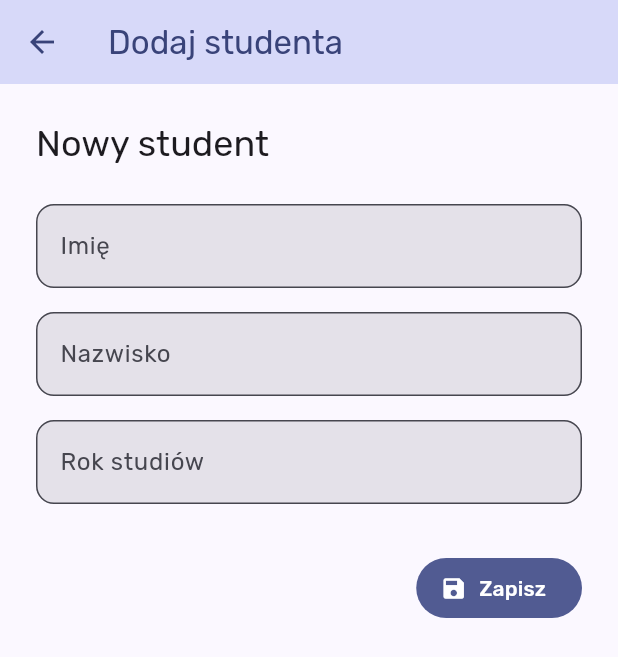
After one commit to Niewiaro/flutter_sqlite, a Flutter app: the screen it shows after launch, after a tap on the "add" icon, on a phone screen of 412 x 824 dp. The commit adds this screen. Shown: the top 657 px of the screen. Run offline on Flutter 3.47's test engine with Material 3 defaults, Android fonts, the phone set to English and light mode, and no system bars; our stand-ins replace google_fonts, sqflite; accounts and stored records are empty.

Commit message:
feat: add student

```diff
--- /dev/null
+++ b/lib/add_student.dart
@@ -0,0 +1,126 @@
+import 'package:flutter/material.dart';
+import 'package:flutter_sqlite/sql_management/database.dart';
+import 'package:flutter_sqlite/sql_management/model_students.dart';
+
+class AddStudentPage extends StatefulWidget {
+  const AddStudentPage({super.key});
+
+  @override
+  State<AddStudentPage> createState() => _AddStudentPageState();
+}
+
+class _AddStudentPageState extends State<AddStudentPage> {
+  final _formKey = GlobalKey<FormState>();
+  final TextEditingController _firstName = TextEditingController();
+  final TextEditingController _lastName = TextEditingController();
+  final TextEditingController _year = TextEditingController();
+
+  final DataBase handler = DataBase();
+
+  @override
+  @override
+  Widget build(BuildContext context) {
+    final colorScheme = Theme.of(context).colorScheme;
+    final textTheme = Theme.of(context).textTheme;
+
+    return Scaffold(
+      appBar: AppBar(
+        title: const Text("Dodaj studenta"),
+        backgroundColor: colorScheme.primaryContainer,
+        foregroundColor: colorScheme.onPrimaryContainer,
+        elevation: 1,
+      ),
+      body: SingleChildScrollView(
+        padding: const EdgeInsets.all(24),
+        child: Form(
+          key: _formKey,
+          child: Column(
+            crossAxisAlignment: CrossAxisAlignment.start,
+            children: [
+              Text("Nowy student", style: textTheme.headlineSmall),
+              const SizedBox(height: 24),
+
+              // Imię
+              TextFormField(
+                controller: _firstName,
+                decoration: InputDecoration(
+                  labelText: "Imię",
+                  filled: true,
+                  border: OutlineInputBorder(
+                    borderRadius: BorderRadius.circular(12),
+                  ),
+                ),
+                validator:
+                    (value) =>
+                        value == null || value.isEmpty ? "Wpisz imię" : null,
+              ),
+              const SizedBox(height: 16),
+
+              // Nazwisko
+              TextFormField(
+                controller: _lastName,
+                decoration: InputDecoration(
+                  labelText: "Nazwisko",
+                  filled: true,
+                  border: OutlineInputBorder(
+                    borderRadius: BorderRadius.circular(12),
+                  ),
+                ),
+                validator:
+                    (value) =>
+                        value == null || value.isEmpty
+                            ? "Wpisz nazwisko"
+                            : null,
+              ),
+              const SizedBox(height: 16),
+
+              // Rok studiów
+              TextFormField(
+                controller: _year,
+                decoration: InputDecoration(
+                  labelText: "Rok studiów",
+                  filled: true,
+                  border: OutlineInputBorder(
+                    borderRadius: BorderRadius.circular(12),
+                  ),
+                ),
+                keyboardType: TextInputType.number,
+                validator: (value) {
+                  if (value == null || value.isEmpty) return "Wpisz rok";
+                  final year = int.tryParse(value);
+                  if (year == null || year < 1 || year > 5) {
+                    return "Podaj rok od 1 do 5";
+                  }
+                  return null;
+                },
+              ),
+              const SizedBox(height: 32),
+
+              // Przycisk Zapisz
+              Align(
+                alignment: Alignment.centerRight,
+                child: FilledButton.icon(
+                  onPressed: () async {
+                    if (_formKey.currentState!.validate()) {
+                      final student = Students(
+                        id: DateTime.now().millisecondsSinceEpoch,
+                        firstName: _firstName.text.trim(),
+                        lastName: _lastName.text.trim(),
+                        studentsYear: int.parse(_year.text),
+                      );
+
+                      await handler.insertStudents([student]);
+                      Navigator.pop(context, true);
+                    }
+                  },
+                  icon: const Icon(Icons.save),
+                  label: const Text("Zapisz"),
+                ),
+              ),
+            ],
+          ),
+        ),
+      ),
+    );
+  }
+}
--- a/lib/home.dart
+++ b/lib/home.dart
@@ -1,4 +1,5 @@
 import 'package:flutter/material.dart';
+import 'package:flutter_sqlite/add_student.dart';
 import 'package:flutter_sqlite/sql_management/database.dart';
 import 'package:flutter_sqlite/sql_management/model_students.dart';
 import 'package:provider/provider.dart';
@@ -191,6 +192,21 @@ class _MyHomePageState extends State<MyHomePage> {
           }
         },
       ),
+      floatingActionButton: FloatingActionButton(
+        onPressed: () async {
+          final result = await Navigator.push(
+            context,
+            MaterialPageRoute(builder: (context) => const AddStudentPage()),
+          );
+
+          if (result == true) {
+            setState(() {});
+          }
+        },
+        tooltip: 'Add',
+        child: const Icon(Icons.add),
+      ),
+
     );
   }
 }
```
